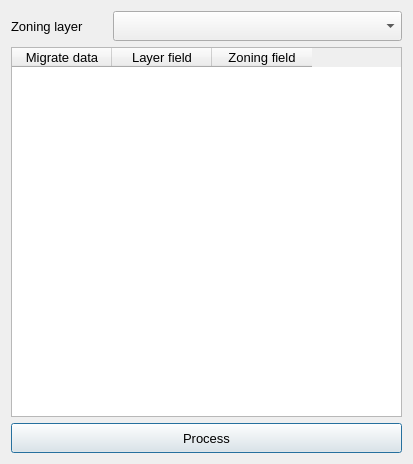
Qt form project_procedures/forms/ui_add_zoning.ui (AequilibraE/qaequilibrae) before a commit.
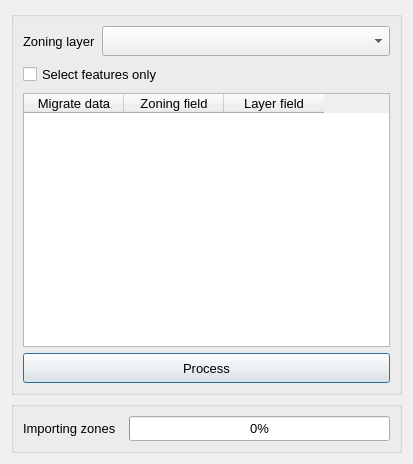
The same form after that commit. Custom widgets are drawn as their Qt base class.

Commit message: Adds procedure for zone addition

```diff
--- a/project_procedures/forms/ui_add_zoning.ui
+++ b/project_procedures/forms/ui_add_zoning.ui
@@ -19,7 +19,125 @@
    <string>AequilibraE - Add zoning layer to project</string>
   </property>
   <layout class="QGridLayout" name="gridLayout">
-   <item row="1" column="0" colspan="4">
+   <item row="3" column="0" colspan="3">
+    <widget class="QGroupBox" name="progress_box">
+     <property name="title">
+      <string/>
+     </property>
+     <layout class="QGridLayout" name="gridLayout_2">
+      <item row="1" column="0">
+       <widget class="QLabel" name="progress_label">
+        <property name="sizePolicy">
+         <sizepolicy hsizetype="Fixed" vsizetype="Preferred">
+          <horstretch>0</horstretch>
+          <verstretch>0</verstretch>
+         </sizepolicy>
+        </property>
+        <property name="minimumSize">
+         <size>
+          <width>100</width>
+          <height>25</height>
+         </size>
+        </property>
+        <property name="font">
+         <font>
+          <pointsize>10</pointsize>
+         </font>
+        </property>
+        <property name="text">
+         <string>Importing zones</string>
+        </property>
+       </widget>
+      </item>
+      <item row="1" column="1">
+       <widget class="QProgressBar" name="progressbar">
+        <property name="enabled">
+         <bool>true</bool>
+        </property>
+        <property name="minimumSize">
+         <size>
+          <width>0</width>
+          <height>25</height>
+         </size>
+        </property>
+        <property name="palette">
+         <palette>
+          <active>
+           <colorrole role="Highlight">
+            <brush brushstyle="SolidPattern">
+             <color alpha="255">
+              <red>0</red>
+              <green>170</green>
+              <blue>0</blue>
+             </color>
+            </brush>
+           </colorrole>
+          </active>
+          <inactive>
+           <colorrole role="Highlight">
+            <brush brushstyle="SolidPattern">
+             <color alpha="255">
+              <red>240</red>
+              <green>240</green>
+              <blue>240</blue>
+             </color>
+            </brush>
+           </colorrole>
+          </inactive>
+          <disabled>
+           <colorrole role="Highlight">
+            <brush brushstyle="SolidPattern">
+             <color alpha="255">
+              <red>51</red>
+              <green>153</green>
+              <blue>255</blue>
+             </color>
+            </brush>
+           </colorrole>
+          </disabled>
+         </palette>
+        </property>
+        <property name="font">
+         <font>
+          <pointsize>10</pointsize>
+         </font>
+        </property>
+        <property name="value">
+         <number>0</number>
+        </property>
+        <property name="textVisible">
+         <bool>true</bool>
+        </property>
+       </widget>
+      </item>
+     </layout>
+    </widget>
+   </item>
+   <item row="2" column="0" colspan="3">
+    <widget class="QGroupBox" name="input_box">
+     <property name="title">
+      <string/>
+     </property>
+     <layout class="QGridLayout" name="gridLayout_3">
+      <item row="3" column="0" colspan="2">
+       <widget class="QPushButton" name="but_run">
+        <property name="minimumSize">
+         <size>
+          <width>0</width>
+          <height>30</height>
+         </size>
+        </property>
+        <property name="font">
+         <font>
+          <pointsize>10</pointsize>
+         </font>
+        </property>
+        <property name="text">
+         <string>Process</string>
+        </property>
+       </widget>
+      </item>
+      <item row="2" column="0" colspan="2">
     <widget class="QTableWidget" name="table_fields">
      <property name="maximumSize">
       <size>
@@ -37,20 +155,26 @@
        <string>Migrate data</string>
       </property>
      </column>
-     <column>
-      <property name="text">
-       <string>Layer field</string>
-      </property>
-     </column>
      <column>
       <property name="text">
        <string>Zoning field</string>
       </property>
      </column>
+        <column>
+         <property name="text">
+          <string>Layer field</string>
+         </property>
+        </column>
     </widget>
    </item>
    <item row="0" column="0">
     <widget class="QLabel" name="label">
+        <property name="sizePolicy">
+         <sizepolicy hsizetype="Fixed" vsizetype="Preferred">
+          <horstretch>0</horstretch>
+          <verstretch>0</verstretch>
+         </sizepolicy>
+        </property>
      <property name="minimumSize">
       <size>
        <width>0</width>
@@ -67,7 +191,7 @@
      </property>
     </widget>
    </item>
-   <item row="0" column="1" colspan="3">
+      <item row="0" column="1">
     <widget class="QgsMapLayerComboBox" name="cob_lyr">
      <property name="minimumSize">
       <size>
@@ -82,22 +206,20 @@
      </property>
     </widget>
    </item>
-   <item row="2" column="0" colspan="4">
-    <widget class="QPushButton" name="but_run">
+      <item row="1" column="0" colspan="2">
+       <widget class="QCheckBox" name="chb_select">
      <property name="minimumSize">
       <size>
        <width>0</width>
-       <height>30</height>
-      </size>
-     </property>
-     <property name="font">
-      <font>
-       <pointsize>10</pointsize>
-      </font>
-     </property>
+          <height>25</height>
+         </size>
+        </property>
      <property name="text">
-      <string>Process</string>
-     </property>
+         <string>Select features only</string>
+        </property>
+       </widget>
+      </item>
+     </layout>
     </widget>
    </item>
   </layout>
```
Lines whose indentation alone changed are shown as unchanged. The commit also changes 2 other files.
